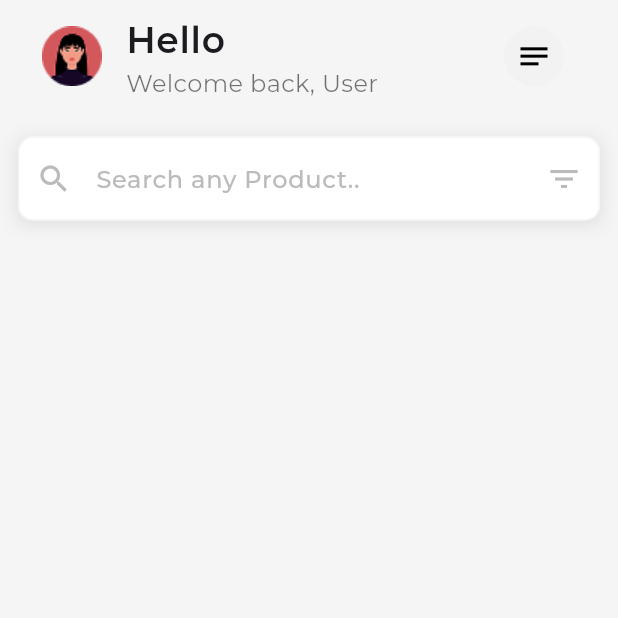
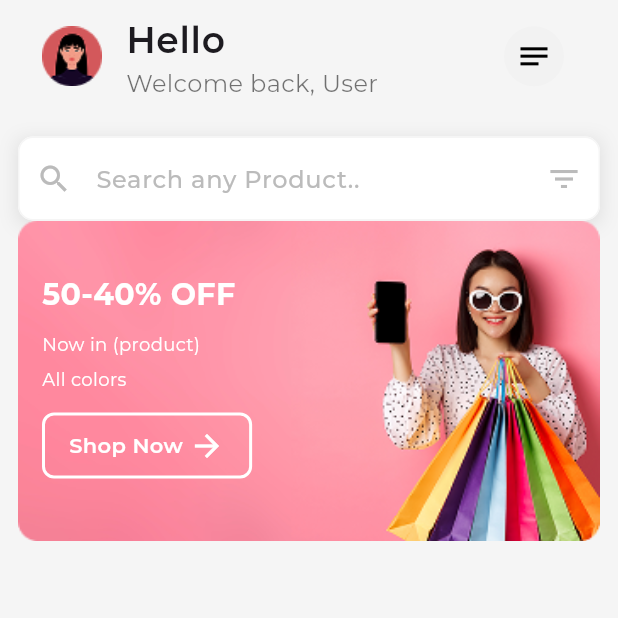
Before and after one commit to Ahmedmo1910/stylish, a Flutter app: the HomeScreen screen opened by its route, on a phone screen of 412 x 824 dp, the top half of it. Run offline on Flutter 3.47's test engine with Material 3 defaults, Android fonts, the phone set to English and light mode, and no system bars; our stand-ins replace bloc, cloud_firestore, dartz, dots_indicator, firebase_auth, firebase_core and 5 more; missing offline and left inert: flutter_facebook_auth; accounts and stored records are empty.

Commit message:
featured item widget

```diff
--- a/lib/core/utils/app_text_styles.dart
+++ b/lib/core/utils/app_text_styles.dart
@@ -25,6 +25,11 @@ abstract class AppTextStyles {
   // Semi-Bold Styles
   static const TextStyle semiBold36 = TextStyle(
     fontSize: 36,
+    fontWeight: FontWeight.w700,
+    fontFamily: fontFamily,
+  );
+  static const TextStyle semiBold20 = TextStyle(
+    fontSize: 20,
     fontWeight: FontWeight.w700,
     fontFamily: fontFamily,
   );
@@ -97,4 +102,9 @@ abstract class AppTextStyles {
     fontWeight: FontWeight.w400,
     fontFamily: fontFamily,
   );
+  static const TextStyle small12 = TextStyle(
+    fontSize: 12,
+    fontWeight: FontWeight.w400,
+    fontFamily: fontFamily,
+  );
 }
--- /dev/null
+++ b/lib/features/home/presentation/views/widgets/featured_item.dart
@@ -0,0 +1,60 @@
+import 'package:flutter/material.dart';
+import 'package:stylish/core/utils/app_text_styles.dart';
+import 'package:stylish/features/home/presentation/views/widgets/featured_item_button.dart';
+
+class FeaturedItem extends StatelessWidget {
+  const FeaturedItem({super.key});
+
+  @override
+  Widget build(BuildContext context) {
+    var featuredItemWidth = MediaQuery.of(context).size.width;
+    return SizedBox(
+      width: featuredItemWidth,
+      child: AspectRatio(
+        aspectRatio: 343 / 189,
+        child: Stack(
+          children: [
+            Positioned(
+              child: Image.asset(
+                width: double.infinity,
+                'assets/images/featured_image.png',
+                fit: BoxFit.fitWidth,
+              ),
+            ),
+            Positioned(
+              top: 35,
+              left: 16,
+              child: Column(
+                crossAxisAlignment: CrossAxisAlignment.start,
+                children: [
+                  Text(
+                    '50-40% OFF',
+                    style: AppTextStyles.semiBold20.copyWith(
+                      color: Colors.white,
+                    ),
+                  ),
+                  const SizedBox(height: 10),
+                  Text(
+                    'Now in (product)',
+                    style: AppTextStyles.small12.copyWith(
+                      color: Colors.white,
+                    ),
+                  ),
+                  const SizedBox(height: 6),
+                  Text(
+                    'All colors',
+                    style: AppTextStyles.small12.copyWith(
+                      color: Colors.white,
+                    ),
+                  ),
+                  const SizedBox(height: 14),
+                  const FeaturedItemButton(),
+                ],
+              ),
+            ),
+          ],
+        ),
+      ),
+    );
+  }
+}
--- /dev/null
+++ b/lib/features/home/presentation/views/widgets/featured_item_button.dart
@@ -0,0 +1,38 @@
+import 'package:flutter/material.dart';
+import 'package:stylish/core/utils/app_text_styles.dart';
+
+class FeaturedItemButton extends StatelessWidget {
+  const FeaturedItemButton({super.key});
+
+  @override
+  Widget build(BuildContext context) {
+    return GestureDetector(
+      child: Container(
+        width: MediaQuery.of(context).size.width * 0.34,
+        padding: const EdgeInsets.symmetric(horizontal: 16.0, vertical: 8.0),
+        decoration: BoxDecoration(
+          borderRadius: BorderRadius.circular(8.0),
+          border: Border.all(
+            color: Colors.white,
+            width: 2.0,
+          ),
+        ),
+        child: Row(
+          children: [
+            Text(
+              'Shop Now',
+              style: AppTextStyles.medium14.copyWith(
+                color: Colors.white,
+              ),
+            ),
+            const Spacer(),
+            const Icon(
+              Icons.arrow_forward,
+              color: Colors.white,
+            ),
+          ],
+        ),
+      ),
+    );
+  }
+}
--- a/lib/features/home/presentation/views/widgets/home_screen_body.dart
+++ b/lib/features/home/presentation/views/widgets/home_screen_body.dart
@@ -1,6 +1,7 @@
 import 'package:flutter/material.dart';
 import 'package:stylish/core/widgets/search_text_field.dart';
 import 'package:stylish/features/home/presentation/views/widgets/custom_home_app_bar.dart';
+import 'package:stylish/features/home/presentation/views/widgets/featured_item.dart';
 
 class HomeScreenBody extends StatelessWidget {
   const HomeScreenBody({super.key});
@@ -16,7 +17,8 @@ class HomeScreenBody extends StatelessWidget {
               children: [
                 CustomHomeAppBar(),
                 SizedBox(height: 16.0),
-                SearchTextField()
+                SearchTextField(),
+                FeaturedItem(),
               ],
             ),
           )
```
Also changed, not shown: assets/images/featured_image.png (added).
